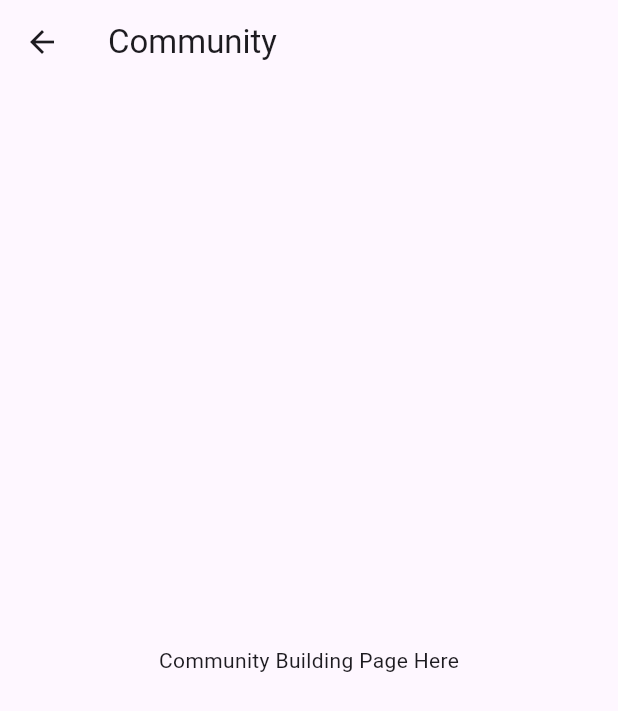
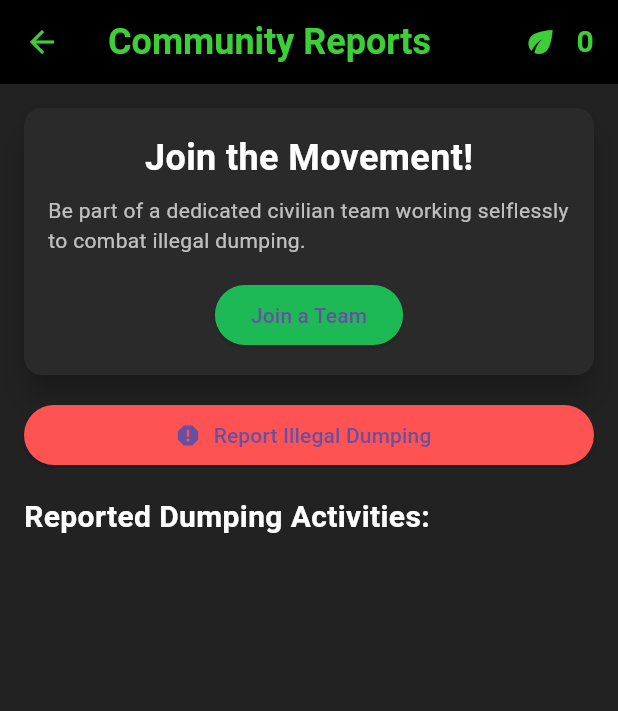
Before and after one commit to spicydino/releaf, a Flutter app: the CommunityPage screen opened directly, on a phone screen of 412 x 824 dp. Shown: the top 711 px of the screen. Run offline on Flutter 3.47's test engine with Material 3 defaults, Android fonts, the light colour scheme and no system bars; our stand-ins replace firebase_core, geolocator, image_picker; accounts and stored records are empty.

```diff
--- /dev/null
+++ b/lib/Waste Management/Community/CommunityPage.dart
@@ -0,0 +1,282 @@
+import 'dart:io';
+import 'package:flutter/material.dart';
+import 'package:image_picker/image_picker.dart';
+import 'package:intl/intl.dart';
+import 'package:geolocator/geolocator.dart';
+
+int ecoPoints = 0;
+
+class CommunityPage extends StatefulWidget {
+  const CommunityPage({super.key});
+
+  @override
+  State<CommunityPage> createState() => _CommunityPageState();
+}
+
+class _CommunityPageState extends State<CommunityPage> {
+  List<Map<String, dynamic>> reports = [];
+
+  int? get likecount => null;
+
+
+ void addReport(String report, String? imagePath, String location) {
+  setState(() {
+    String timestamp = DateFormat('yyyy-MM-dd – kk:mm').format(DateTime.now());
+    int likecount;
+    reports.add({
+      'text': report,
+      'image': imagePath,
+      'location': location,
+      'timestamp': timestamp,
+      'likes': likecount=0,
+      'comments': <String>[]
+    });
+    ecoPoints += 10;
+  });
+}
+
+
+  void addSimpleReport(String report, String? imagePath) {
+  setState(() {
+    reports.add({'text': report, 'image': imagePath, 'comments': <String>[]});
+    ecoPoints += 10; // Award eco points for reporting
+  });
+}
+
+
+  Set<int> likedPosts = {};
+
+void likePost(int index) {
+  if (!likedPosts.contains(index)) {
+    setState(() {
+      reports[index]['likes'] = (reports[index]['likes'] ?? 0) + 1;
+      ecoPoints += 1;
+      likedPosts.add(index);
+    });
+  }
+}
+
+  void addComment(int index, String comment) {
+    setState(() {
+      reports[index]['comments'].add(comment);
+    });
+  }
+void navigateToReportForm() {
+  Navigator.push(
+    context,
+    MaterialPageRoute(
+      builder: (context) => ReportFormPage(onSubmit: addReport), // Use addReport
+    ),
+  );
+}
+
+  @override
+  Widget build(BuildContext context) {
+    return Scaffold(
+      backgroundColor: Colors.black87,
+      appBar: AppBar(
+        leading: IconButton(
+          icon: const Icon(Icons.arrow_back,color: Color.fromARGB(255, 61, 207, 56),),
+          onPressed: () => Navigator.pop(context),
+        ),
+        title: const Text('Community Reports', style: TextStyle(color: Color.fromARGB(255, 61, 207, 56),fontSize: 24,fontWeight: FontWeight.bold),),
+        backgroundColor: const Color.fromARGB(255, 0, 0, 0),
+        actions: [
+          IconButton(
+            icon: const Icon(Icons.eco, color: Color.fromARGB(255, 61, 207, 56),),
+            onPressed: () {},
+          ),
+          Text('$ecoPoints', style: const TextStyle(color: Color.fromARGB(255, 61, 207, 56),fontSize: 20,fontWeight: FontWeight.bold)),
+          const SizedBox(width: 16),
+        ],
+      ),
+      body: Padding(
+        padding: const EdgeInsets.all(16.0),
+        child: Column(
+          crossAxisAlignment: CrossAxisAlignment.stretch,
+          children: [
+            Card(
+              elevation: 8,
+              color: const Color(0xFF2A2A2A),
+              margin: const EdgeInsets.only(bottom: 16),
+              shape: RoundedRectangleBorder(borderRadius: BorderRadius.circular(12)),
+              child: Padding(
+                padding: const EdgeInsets.all(16.0),
+                child: Column(
+                  children: [
+                    const Text(
+                      'Join the Movement!',
+                      style: TextStyle(fontSize: 24, fontWeight: FontWeight.bold, color: Colors.white),
+                    ),
+                    const SizedBox(height: 8),
+                    const Text(
+                      'Be part of a dedicated civilian team working selflessly to combat illegal dumping.',
+                      style: TextStyle(color: Colors.white70),
+                    ),
+                    const SizedBox(height: 16),
+                    ElevatedButton(
+                      style: ElevatedButton.styleFrom(
+                        backgroundColor: const Color(0xFF1DB954),
+                        shape: RoundedRectangleBorder(borderRadius: BorderRadius.circular(20)),
+                      ),
+                      onPressed: () {},
+                      child: const Text('Join a Team'),
+                    ),
+                  ],
+                ),
+              ),
+            ),
+            ElevatedButton.icon(
+              onPressed: navigateToReportForm,
+              icon: const Icon(Icons.report),
+              label: const Text('Report Illegal Dumping'),
+              style: ElevatedButton.styleFrom(
+                backgroundColor: Colors.redAccent,
+                shape: RoundedRectangleBorder(borderRadius: BorderRadius.circular(20)),
+              ),
+            ),
+            const SizedBox(height: 16),
+            const Text(
+              'Reported Dumping Activities:',
+              style: TextStyle(fontSize: 20, fontWeight: FontWeight.bold, color: Colors.white),
+            ),
+            Expanded(
+              child: ListView.builder(
+                itemCount: reports.length,
+                itemBuilder: (context, index) => Card(
+                  color: const Color(0xFF2A2A2A),
+                  margin: const EdgeInsets.symmetric(vertical: 8),
+                  child: Column(
+                    crossAxisAlignment: CrossAxisAlignment.start,
+                    children: [
+                      ListTile(
+                        leading: reports[index]['image'] != null
+                            ? Image.file(File(reports[index]['image']), width: 50, height: 50, fit: BoxFit.cover)
+                            : const Icon(Icons.warning, color: Colors.orange),
+                        title: Text(reports[index]['text'], style: const TextStyle(color: Colors.white)),
+                        subtitle: Text('${reports[index]['location']} • ${reports[index]['timestamp']}',
+                            style: const TextStyle(color: Colors.white70)),
+                      ),
+                      Row(
+                        children: [
+                          IconButton(
+                            icon: const Icon(Icons.thumb_up, color: Colors.white70),
+                            onPressed: () => {likePost(index), ecoPoints += 1},
+                          ),
+                          Text('${reports[index]['likes']} likes', style: const TextStyle(color: Colors.white70)),
+                        ],
+                      ),
+                      for (String comment in reports[index]['comments'])
+                        Padding(
+                          padding: const EdgeInsets.only(left: 16.0),
+                          child: Text('- $comment', style: const TextStyle(color: Colors.white70)),
+                        ),
+                      Padding(
+                        padding: const EdgeInsets.all(13),
+                        child: TextField(
+                          onSubmitted: (text) => addComment(index, text),
+                          style: const TextStyle(color: Colors.white),
+                          decoration: const InputDecoration(
+                            hintText: 'Add a comment...',
+                            hintStyle: TextStyle(color: Colors.white70),
+                          ),
+                        ),
+                      ),
+                    ],
+                  ),
+                ),
+              ),
+            ),
+          ],
+        ),
+      ),
+    );
+  }
+}
+class ReportFormPage extends StatelessWidget {
+  final Function(String, String?, String) onSubmit; // Updated to include location
+
+  const ReportFormPage({super.key, required this.onSubmit});
+
+  @override
+  Widget build(BuildContext context) {
+    final TextEditingController descriptionController = TextEditingController();
+    final TextEditingController locationController = TextEditingController();
+    String? imagePath;
+
+    Future<void> pickImage() async {
+      final picker = ImagePicker();
+      final pickedFile = await picker.pickImage(source: ImageSource.gallery);
+      if (pickedFile != null) {
+        imagePath = pickedFile.path;
+      }
+    }
+
+    return Scaffold(
+      backgroundColor: Colors.black87,
+      appBar: AppBar(
+        title: const Text('Report Illegal Dumping'),
+        backgroundColor: Colors.redAccent,
+      ),
+      body: Padding(
+        padding: const EdgeInsets.all(16.0),
+        child: Column(
+          children: [
+            const Text(
+              'Describe the illegal dumping activity:',
+              style: TextStyle(fontSize: 18, color: Colors.white),
+            ),
+            const SizedBox(height: 8),
+            TextField(
+              controller: descriptionController,
+              maxLines: 5,
+              style: const TextStyle(color: Colors.white),
+              decoration: const InputDecoration(
+                hintText: 'Enter details about the dumping location and nature of the waste...',
+                hintStyle: TextStyle(color: Colors.white70),
+                border: OutlineInputBorder(),
+              ),
+            ),
+            const SizedBox(height: 16),
+            const Text(
+              'Enter the location of the dumping activity:',
+              style: TextStyle(fontSize: 18, color: Colors.white),
+            ),
+            const SizedBox(height: 8),
+            TextField(
+              controller: locationController,
+              style: const TextStyle(color: Colors.white),
+              decoration: const InputDecoration(
+                hintText: 'Enter the location (e.g., street name, landmark)...',
+                hintStyle: TextStyle(color: Colors.white70),
+                border: OutlineInputBorder(),
+              ),
+            ),
+            const SizedBox(height: 16),
+            ElevatedButton.icon(
+              onPressed: pickImage,
+              icon: const Icon(Icons.camera_alt),
+              label: const Text('Upload Photo'),
+              style: ElevatedButton.styleFrom(
+                backgroundColor: const Color(0xFF1DB954),
+              ),
+            ),
+            const SizedBox(height: 16),
+            ElevatedButton(
+              onPressed: () {
+                onSubmit(
+                  descriptionController.text,
+                  imagePath,
+                  locationController.text, // Pass the location
+                );
+                Navigator.pop(context);
+              },
+              style: ElevatedButton.styleFrom(backgroundColor: Colors.redAccent),
+              child: const Text('Submit Report'),
+            ),
+          ],
+        ),
+      ),
+    );
+  }
+}
--- a/lib/Waste Management/wastePage.dart
+++ b/lib/Waste Management/wastePage.dart
@@ -1,4 +1,5 @@
 import 'package:flutter/material.dart';
+import 'package:releaf/Waste%20Management/Community/CommunityPage.dart';
 
 class WastePage extends StatelessWidget {
   @override
@@ -54,19 +55,6 @@ class QRScanPage extends StatelessWidget {
   }
 }
 
-class CommunityPage extends StatelessWidget {
-  @override
-  Widget build(BuildContext context) {
-    return Scaffold(
-      appBar: AppBar(
-        title: Text('Community'),
-      ),
-      body: Center(
-        child: Text('Community Building Page Here'),
-      ),
-    );
-  }
-}
 
 void main() {
   runApp(MaterialApp(
--- a/pubspec.yaml
+++ b/pubspec.yaml
@@ -37,6 +37,10 @@ dependencies:
   cupertino_icons: ^1.0.8
   firebase_core: ^3.12.1
   cloud_firestore: ^5.6.5
+  image_picker: ^1.1.2
+  path_provider: ^2.1.5
+  intl_utils: ^2.8.10
+  geolocator: ^13.0.2
 
 dev_dependencies:
   flutter_test:
```
Also changed, not shown: lib/Home_page.dart (+1 -6 lines), pubspec.lock, 5 other files.
